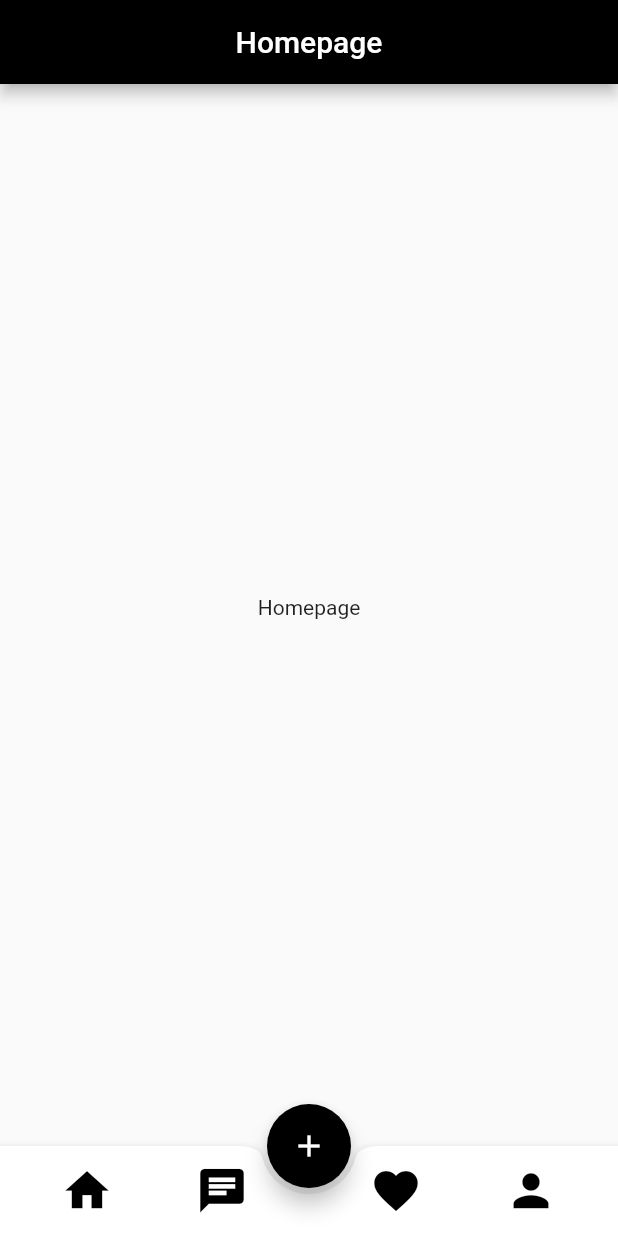
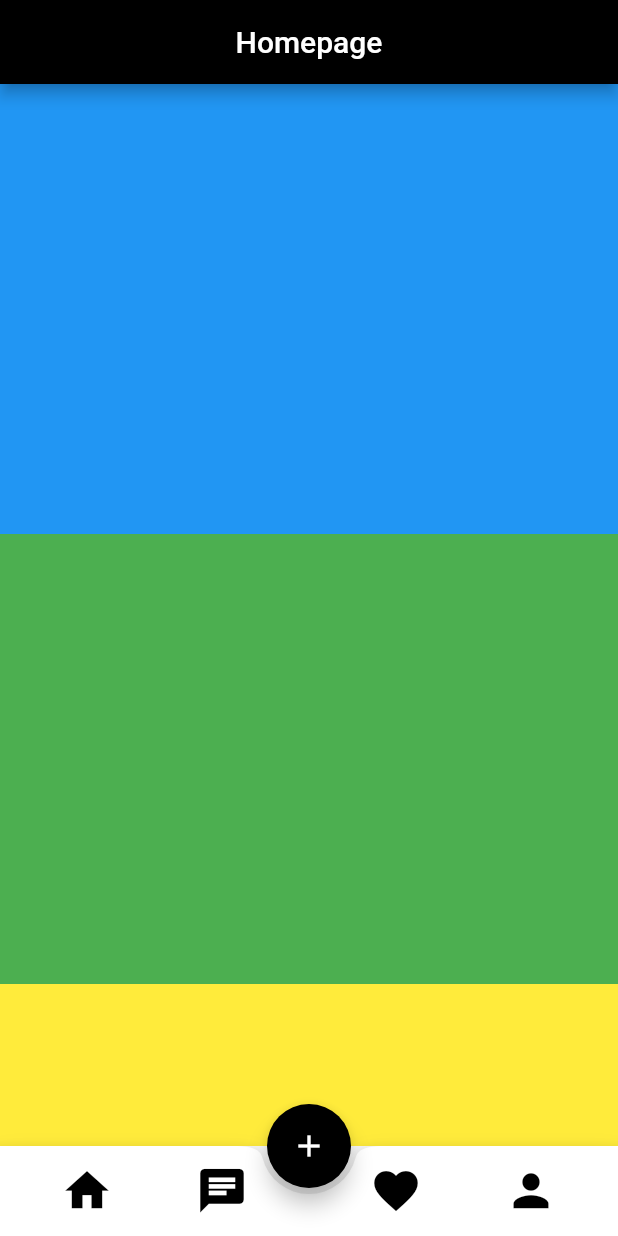
Before and after one commit to Jd-Moneymaker/Basic-flutter-app-template, a Flutter app: the screen it shows after launch, on a phone screen of 412 x 824 dp. Run offline on Flutter 3.47's test engine with Material 2 defaults, Android fonts, the phone set to English and light mode, and no system bars.

Commit message:
made changes to app, removed back button from pages

```diff
--- a/lib/pages/Account/account.dart
+++ b/lib/pages/Account/account.dart
@@ -11,6 +11,8 @@ class Account extends StatelessWidget {
         centerTitle: true,
         backgroundColor: Colors.black,
         title: Text('Account'),
+        // ? gets rid of the back button
+        automaticallyImplyLeading: false,
       ),
       bottomNavigationBar: MyBottomAppbar(),
       body: Center(
--- a/lib/pages/Chat/chats.dart
+++ b/lib/pages/Chat/chats.dart
@@ -11,6 +11,8 @@ class Chats extends StatelessWidget {
         centerTitle: true,
         backgroundColor: Colors.black,
         title: Text('Chats'),
+        // ? gets rid of the back button
+        automaticallyImplyLeading: false,
       ),
       bottomNavigationBar: MyBottomAppbar(),
       body: Center(
--- a/lib/pages/Homepage/homepage.dart
+++ b/lib/pages/Homepage/homepage.dart
@@ -11,11 +11,29 @@ class HomePage extends StatelessWidget {
           centerTitle: true,
           backgroundColor: Colors.black,
           title: Text('Homepage'),
+          // ? gets rid of the back button
+          automaticallyImplyLeading: false,
         ),
         bottomNavigationBar: MyBottomAppbar(),
-      body: Center(
-        child: Text('Homepage'),
+        body: ListView(
+          children: [
+            Container(
+              height: 300,
+              color: Colors.blue,
             ),
-    );
+            Container(
+              height: 300,
+              color: Colors.green,
+            ),
+            Container(
+              height: 300,
+              color: Colors.yellow,
+            ),
+            Container(
+              height: 300,
+              color: Colors.red,
+            ),
+          ],
+        ));
   }
 }
--- a/lib/pages/Notifications/notifications.dart
+++ b/lib/pages/Notifications/notifications.dart
@@ -10,6 +10,8 @@ class MyNotification extends StatelessWidget {
         centerTitle: true,
         backgroundColor: Colors.black,
         title: Text('Notification'),
+        // ? gets rid of the back button
+        automaticallyImplyLeading: false,
       ),
       body: Center(
         child: Text('Notifications'),
--- a/lib/pages/Saved/saved.dart
+++ b/lib/pages/Saved/saved.dart
@@ -11,6 +11,8 @@ class Saved extends StatelessWidget {
         centerTitle: true,
         backgroundColor: Colors.black,
         title: Text('Saved'),
+        // ? gets rid of the back button
+        automaticallyImplyLeading: false,
       ),
       bottomNavigationBar: MyBottomAppbar(),
       body: Center(
--- a/lib/widgets/bottom_appbar.dart
+++ b/lib/widgets/bottom_appbar.dart
@@ -6,7 +6,7 @@ class MyBottomAppbar extends StatelessWidget {
   @override
   Widget build(BuildContext context) {
     return Container(
-      height: 70,
+      height: 60,
       child: Scaffold(
         floatingActionButton: FloatingActionButton(
           onPressed: () {
@@ -17,12 +17,12 @@ class MyBottomAppbar extends StatelessWidget {
         ),
         floatingActionButtonLocation: FloatingActionButtonLocation.centerDocked,
         bottomNavigationBar: BottomAppBar(
-          elevation: 5,
+          elevation: 7,
           shape: CircularNotchedRectangle(),
           child: Container(
             height: 60,
             child: Row(
-              mainAxisAlignment: MainAxisAlignment.spaceEvenly,
+              // mainAxisAlignment: MainAxisAlignment.spaceEvenly,
               children: [
                 Container(
                   width: MediaQuery.of(context).size.width / 2,
```
Also changed, not shown: pubspec.yaml (+2 -10 lines), pubspec.lock. Lines whose indentation alone changed are shown as unchanged.
